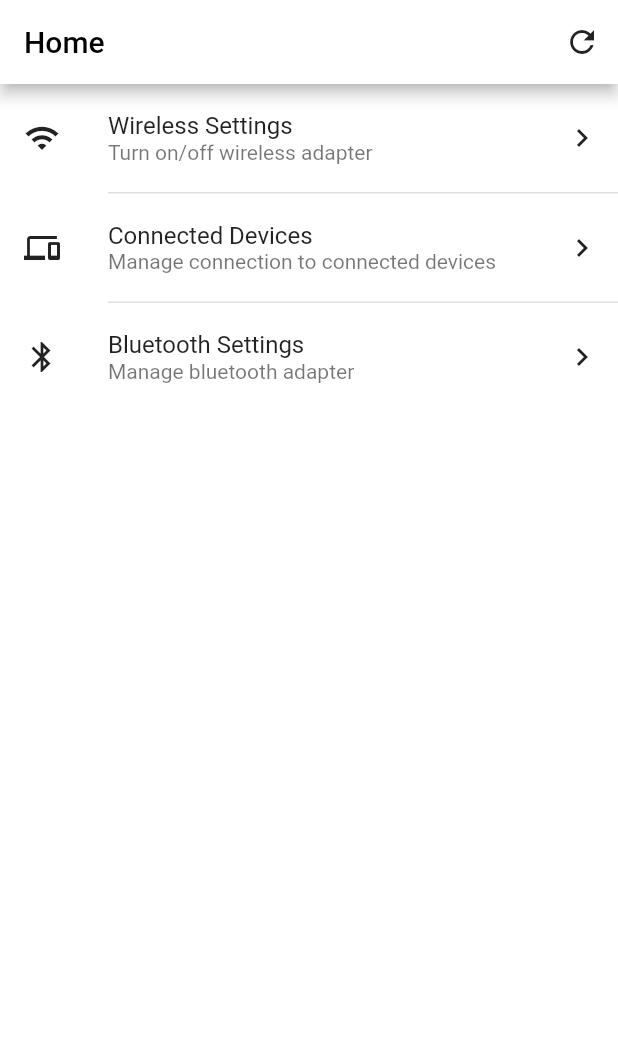
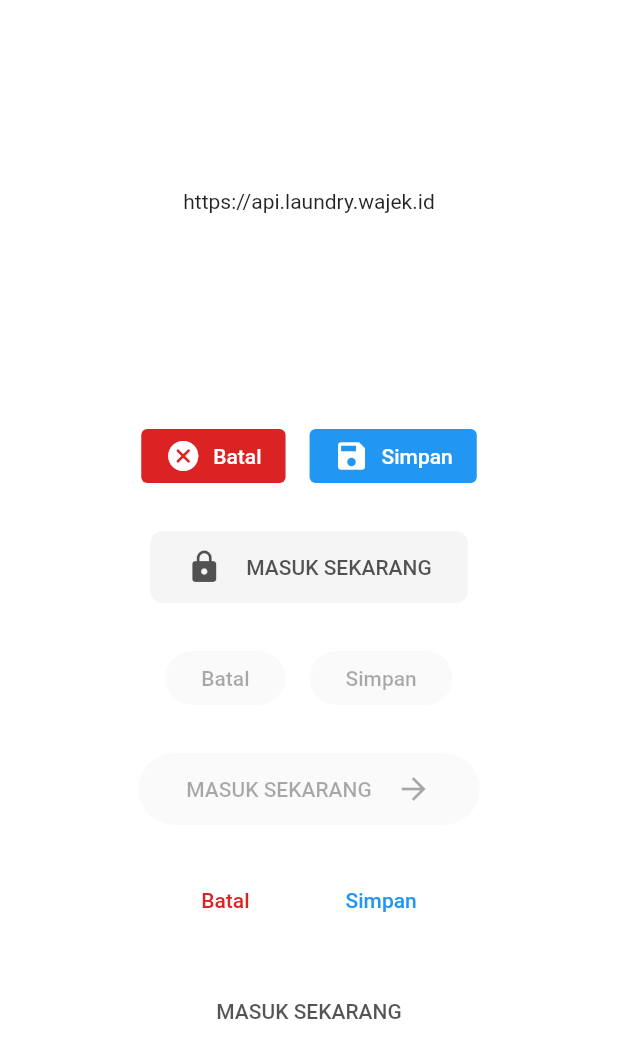
Before and after one commit to mochrira/wui, a Flutter app: the screen it shows after launch, on a phone screen of 412 x 824 dp. Shown: the top 1058 px of the screen. Run offline on Flutter 3.47's test engine with Material 2 defaults, Android fonts, the phone set to English and light mode, and no system bars.

Commit message:
Rilis 0.2.0

```diff
--- a/example/lib/main.dart
+++ b/example/lib/main.dart
@@ -1,3 +1,4 @@
+import 'package:example/pages/button/button_page.dart';
 import 'package:flutter/material.dart';
 import 'package:wui/wui.dart';
 
@@ -9,16 +10,18 @@ class MyApp extends StatelessWidget {
   // This widget is the root of your application.
   @override
   Widget build(BuildContext context) {
+    WuiConfig.addValue('apiURL', "https://api.laundry.wajek.id");
+
     return MaterialApp(
       title: 'Flutter Demo',
       theme: WuiDefaultTheme.light(context),
-      home: MyHomePage(),
+      home: ButtonPage(),
     );
   }
 }
 
 class MyHomePage extends StatefulWidget {
-  MyHomePage({Key key}) : super(key: key);
+  MyHomePage({Key? key}) : super(key: key);
 
   @override
   _MyHomePageState createState() => _MyHomePageState();
@@ -90,10 +93,10 @@ class _MyHomePageState extends State<MyHomePage> {
                             ),
                             actions: [
                               WuiButton(
-                                child: Text("BATAL"),
+                                text: "BATAL",
                               ),
                               WuiButton(
-                                child: Text("SIMPAN"),
+                                text: "SIMPAN",
                               )
                             ],
                           )
--- /dev/null
+++ b/example/lib/pages/button/button_page.dart
@@ -0,0 +1,120 @@
+import 'package:flutter/material.dart';
+import 'package:wui/utils/message.dart';
+import 'package:wui/wui.dart';
+
+class ButtonPage extends StatefulWidget {
+  const ButtonPage({ Key? key }) : super(key: key);
+
+  @override
+  _ButtonPageState createState() => _ButtonPageState();
+}
+
+class _ButtonPageState extends State<ButtonPage> {
+  @override
+  Widget build(BuildContext context) {
+    return Scaffold(
+      body: SafeArea(
+        child: Center(
+          child: SingleChildScrollView(
+            child: Column(
+              mainAxisSize: MainAxisSize.min,
+              children: [
+                Text(WuiConfig.getValue("apiURL") ?? ""),
+                SizedBox(height: 64),
+                StreamBuilder<WuiStreamMessage>(
+                  stream: WuiMessage.stream(['apiURL']),
+                  initialData: null,
+                  builder: (BuildContext context, AsyncSnapshot<WuiStreamMessage> snapshot) {
+                    return Text(snapshot.data?.value ?? "");
+                  }
+                ),
+                SizedBox(height: 64),
+                Row(
+                  mainAxisSize: MainAxisSize.min,
+                  children: [
+                    WuiButton(
+                      icon: Icons.cancel_rounded,
+                      text: "Batal",
+                      theme: WuiButtonTheme.danger,
+                      onPressed: () {
+                        WuiMessage.broadcast('apiURL', 'Test');
+                      },
+                    ),
+                    SizedBox(width: 16),
+                    WuiButton(
+                      icon: Icons.save,
+                      text: "Simpan",
+                      theme: WuiButtonTheme.primary,
+                      onPressed: () {
+
+                      },
+                    )
+                  ],
+                ),
+                SizedBox(height: 32),
+                WuiButton(
+                  icon: Icons.lock,
+                  text: "MASUK SEKARANG",
+                  size: WuiButtonSize.large,
+                  onPressed: () {},
+                ),
+                SizedBox(height: 32),
+                Row(
+                  mainAxisSize: MainAxisSize.min,
+                  children: [
+                    WuiButton(
+                      rounded: true,
+                      text: "Batal",
+                    ),
+                    SizedBox(width: 16),
+                    WuiButton(
+                      rounded: true,
+                      text: "Simpan",
+                    )
+                  ],
+                ),
+                SizedBox(height: 32),
+                WuiButton(
+                  rounded: true,
+                  icon: Icons.arrow_forward,
+                  iconPos: WuiButtonIconPos.suffix,
+                  text: "MASUK SEKARANG",
+                  size: WuiButtonSize.large,
+                ),
+                SizedBox(height: 32),
+                Row(
+                  mainAxisSize: MainAxisSize.min,
+                  children: [
+                    WuiButton(
+                      rounded: true,
+                      smooth: true,
+                      theme: WuiButtonTheme.danger,
+                      text: "Batal",
+                      onPressed: () {},
+                    ),
+                    SizedBox(width: 16),
+                    WuiButton(
+                      rounded: true,
+                      smooth: true,
+                      theme: WuiButtonTheme.primary,
+                      text: "Simpan",
+                      onPressed: () {},
+                    )
+                  ],
+                ),
+                SizedBox(height: 32),
+                WuiButton(
+                  rounded: true,
+                  smooth: true,
+                  text: "MASUK SEKARANG",
+                  size: WuiButtonSize.large,
+                  onPressed: () {},
+                )
+              ],
+            ),
+          ),
+        ),
+      ),
+    );
+  }
+}
--- a/example/pubspec.yaml
+++ b/example/pubspec.yaml
@@ -18,7 +18,7 @@ publish_to: 'none' # Remove this line if you wish to publish to pub.dev
 version: 1.0.0+1
 
 environment:
-  sdk: ">=2.7.0 <3.0.0"
+  sdk: ">=2.12.0 <3.0.0"
 
 dependencies:
   flutter:
--- a/lib/button/button.dart
+++ b/lib/button/button.dart
@@ -1,38 +1,152 @@
 import 'package:flutter/material.dart';
+
+enum WuiButtonSize { large, normal }
+enum WuiButtonIconPos { prefix, suffix }
+enum WuiButtonTheme { normal, primary, danger }
 
 class WuiButton extends StatelessWidget {
 
-  final Widget? child;
-  const WuiButton({ Key? key, this.child }) : super(key: key);
+  final String? text;
+  final IconData? icon;
+  final WuiButtonIconPos? iconPos;
+
+  final WuiButtonSize? size;
+  final bool? rounded;
+  final bool? smooth;
+  final WuiButtonTheme? theme;
+  final Function? onPressed;
+
+  const WuiButton({
+    Key? key,
+    this.text,
+    this.icon,
+    this.iconPos = WuiButtonIconPos.prefix,
+    this.size = WuiButtonSize.normal,
+    this.rounded = false,
+    this.smooth = false,
+    this.theme = WuiButtonTheme.normal,
+    this.onPressed
+  }) : super(key: key);
+
+  double getMinheight() {
+    return this.size == WuiButtonSize.normal ? 36 : 48;
+  }
+
+  double getFontSize() {
+    return this.size == WuiButtonSize.normal ? 14 : 16;
+  }
+
+  EdgeInsets getPadding() {
+    return this.size == WuiButtonSize.normal ? (
+      rounded == true ? EdgeInsets.symmetric(horizontal: 24) : EdgeInsets.symmetric(horizontal: 16)
+    ) : (
+      rounded == true ? EdgeInsets.symmetric(horizontal: 32) : EdgeInsets.symmetric(horizontal: 24)
+    );
+  }
+
+  BorderRadius getBorderRadius() {
+    return this.size == WuiButtonSize.normal ? (
+      rounded == true ? BorderRadius.circular(18) : BorderRadius.circular(4)
+    ) : (
+      rounded == true ? BorderRadius.circular(24) : BorderRadius.circular(8)
+    );
+  }
+
+  Color getThemeColor(BuildContext context) {
+    switch(theme) {
+      case WuiButtonTheme.danger: return Color(0xFFDB2323);
+      case WuiButtonTheme.primary: return Theme.of(context).primaryColor;
+      default: return Colors.black.withOpacity(.04);
+    }
+  }
+
+  Color getTextColor(BuildContext context) {
+    if(smooth == true) {
+      switch (theme) {
+        case WuiButtonTheme.danger: return Color(0xFFDB2323);
+        case WuiButtonTheme.primary: return Theme.of(context).primaryColor;
+        default: return Colors.black.withOpacity(.67);
+      }
+    }
+
+    switch (theme) {
+      case WuiButtonTheme.danger:
+      case WuiButtonTheme.primary: return Colors.white;
+      default: return Colors.black.withOpacity(.67);
+    }
+  }
+
+  Color getFillColor(BuildContext context) {
+    return this.smooth == true ? Colors.transparent : getThemeColor(context);
+  }
+
+  Widget getIconSpacing() {
+    return this.size == WuiButtonSize.normal ? SizedBox(width: 8) : SizedBox(width: 16);
+  }
+
+  Color getHighlightColor(BuildContext context) {
+    if(smooth == true) {
+      switch (theme) {
+        case WuiButtonTheme.danger: return Color(0xFFDB2323).withOpacity(.12);
+        case WuiButtonTheme.primary: return Theme.of(context).primaryColor.withOpacity(.12);
+        default: return Colors.black.withOpacity(.08);
+      }
+    }
+
+    switch (theme) {
+      case WuiButtonTheme.danger:
+      case WuiButtonTheme.primary: return Colors.white.withOpacity(.16);
+      default: return Colors.black.withOpacity(.08);
+    }
+  }
 
   @override
   Widget build(BuildContext context) {
-    return RawMaterialButton(
+    return Opacity(
+      opacity: onPressed != null ? 1 : .5,
+      child: RawMaterialButton(
         materialTapTargetSize: MaterialTapTargetSize.shrinkWrap,
-      fillColor: Colors.black.withOpacity(.04),
+        fillColor: getFillColor(context),
+        highlightColor: getHighlightColor(context),
+        splashColor: getHighlightColor(context),
         elevation: 0,
         focusElevation: 0,
         hoverElevation: 0,
         highlightElevation: 0,
-      padding: EdgeInsets.symmetric(horizontal: 16),
+        padding: getPadding(),
         constraints: BoxConstraints(
-        minHeight: 36
+          minHeight: getMinheight()
         ),
         shape: RoundedRectangleBorder(
-        borderRadius: BorderRadius.circular(4)
+          borderRadius: getBorderRadius()
+        ),
+        child: IconTheme(
+          data: IconThemeData(
+            color: getTextColor(context)
           ),
           child: DefaultTextStyle(
             style: (Theme.of(context).textTheme.button ?? TextStyle(
-          fontSize: 14,
+              fontSize: getFontSize(),
               fontWeight: FontWeight.w500
             )).copyWith(
-          color: Colors.black87
+              color: getTextColor(context)
             ),
-        child: Container(
-          child: child
+            child: Row(
+              mainAxisSize: MainAxisSize.min,
+              crossAxisAlignment: CrossAxisAlignment.center,
+              mainAxisAlignment: MainAxisAlignment.center,
+              children: [
+                ...(icon != null ? (iconPos == WuiButtonIconPos.prefix ? [Icon(icon), getIconSpacing()] : []) : []),
+                ...(text != null ? [Text(text ?? '')] : []),
+                ...(icon != null ? (iconPos == WuiButtonIconPos.suffix ? [getIconSpacing(), Icon(icon)] : []) : [])
+              ],
             )
           ),
-      onPressed: () {}
+        ),
+        onPressed: onPressed != null ? () {
+          onPressed!();
+        } : null
+      ),
     );
   }
 }
--- /dev/null
+++ b/lib/utils/config.dart
@@ -0,0 +1,19 @@
+class WuiConfig {
+
+  // static WuiConfig _instance = WuiConfig._internal();
+  // WuiConfig._internal();
+  // factory WuiConfig() {
+  //   return _instance;
+  // }
+
+  static Map<String, dynamic> _config = Map();
+
+  static addValue(String key, dynamic value) {
+    _config[key] = value;
+  }
+
+  static getValue(String key) {
+    return _config[key];
+  }
+
+}
--- /dev/null
+++ b/lib/utils/message.dart
@@ -0,0 +1,28 @@
+import 'dart:async';
+
+class WuiStreamMessage {
+
+  final String? name;
+  final dynamic value;
+  WuiStreamMessage({
+    this.name,
+    this.value
+  });
+
+}
+
+class WuiMessage {
+
+  static StreamController<WuiStreamMessage> _streamController = StreamController.broadcast();
+  static Stream<WuiStreamMessage> stream(List<String> streamNames) {
+    return _streamController.stream.where((msg) => streamNames.contains(msg.name));
+  }
+
+  static void broadcast(String name, dynamic value) {
+    _streamController.add(WuiStreamMessage(
+      name: name,
+      value: value
+    ));
+  }
+
+}
--- a/lib/wui.dart
+++ b/lib/wui.dart
@@ -5,3 +5,5 @@ export './list_tile/list_tile.dart';
 export './action_sheet/action_sheet.dart';
 export './button/button.dart';
 export './modal/modal.dart';
+export './utils/config.dart';
+export './drawer/drawer.dart';
--- a/pubspec.yaml
+++ b/pubspec.yaml
@@ -1,6 +1,6 @@
 name: wui
 description: A new Flutter package project.
-version: 0.1.0
+version: 0.2.0
 homepage: https://wajek.id
 repository: https://github.com/mochrira/wui
 
```
Also changed, not shown: example/lib/pages/drawer/drawer_page.dart (added, +42 -0 lines), lib/drawer/drawer.dart (added, +27 -0 lines), lib/drawer/drawer_button.dart (added, +79 -0 lines), lib/drawer/drawer_divider.dart (added, +41 -0 lines), lib/drawer/drawer_header.dart (added, +108 -0 lines), example/lib/pages/home/home.dart (added), example/pubspec.lock. Lines whose indentation alone changed are shown as unchanged.
